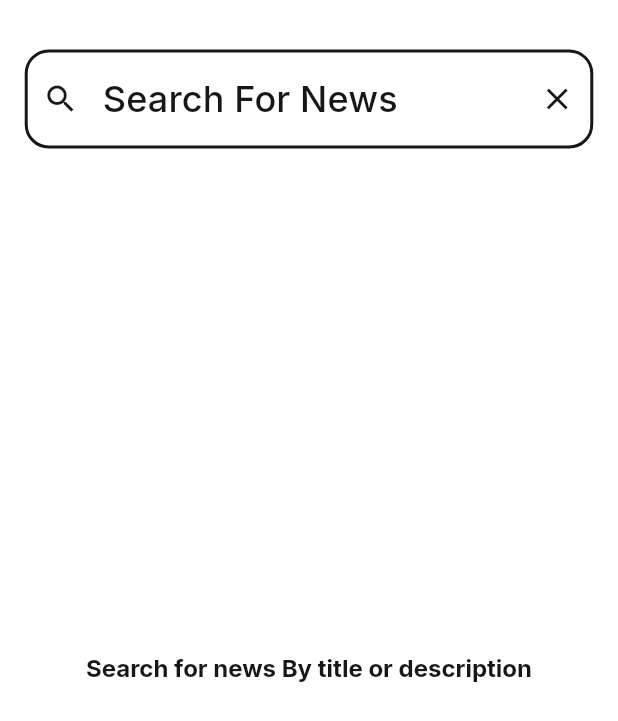
After one commit to khaledelnaghy/general_info, a Flutter app: the SearchView screen opened by its route, on a phone screen of 412 x 824 dp. The commit adds this screen. Shown: the top 721 px of the screen. Run offline on Flutter 3.47's test engine with Material 3 defaults, Android fonts, the phone set to English and light mode, and no system bars; our stand-ins replace cached_network_image, google_fonts, timeago, toggle_switch, webview_flutter; generated files the repository leaves out were written again.

Commit message:
add bottomsheet and webView package + functionality and search News

```diff
--- a/lib/feature/category/presentation/widget/category_fragment.dart
+++ b/lib/feature/category/presentation/widget/category_fragment.dart
@@ -8,11 +8,15 @@ import 'package:provider/provider.dart';
 import 'package:toggle_switch/toggle_switch.dart';
 
 class CategoryFragment extends StatelessWidget {
-  CategoryFragment({super.key, required this.onViewAllClicked});
+  CategoryFragment({
+    super.key,
+    required this.onViewAllClicked,
+  });
   // var categoriesList = CategoryModel.getCategoriesList(true);
 
   Function onViewAllClicked;
 
+// final News ?news;
   @override
   Widget build(BuildContext context) {
     var height = MediaQuery.of(context).size.height;
--- /dev/null
+++ b/lib/feature/search/presentation/view/search_view.dart
@@ -0,0 +1,130 @@
+import 'package:flutter/material.dart';
+import 'package:general_information/core/providers/search_view_model.dart';
+import 'package:general_information/feature/home/presentation/view/home_view.dart';
+import 'package:general_information/feature/news/presentation/view/news_item_view.dart';
+import 'package:provider/provider.dart';
+
+class SearchView extends StatefulWidget {
+  const SearchView({super.key});
+
+  static const String routeName = "Search";
+  @override
+  State<SearchView> createState() => _SearchViewState();
+}
+
+class _SearchViewState extends State<SearchView> {
+  SearchViewModel searchView = SearchViewModel();
+
+  @override
+  Widget build(BuildContext context) {
+    return ChangeNotifierProvider(
+      create: (_) => searchView,
+      child: Consumer<SearchViewModel>(builder: (context, viewModel, child) {
+        return Scaffold(
+          body: Padding(
+            padding: EdgeInsets.symmetric(
+              horizontal: MediaQuery.of(context).size.width * 0.04,
+              vertical: MediaQuery.of(context).size.height * 0.04,
+            ),
+            child: Column(
+              children: [
+                buildSearchFile(context, viewModel),
+                Expanded(
+                  child: buildContent(context, viewModel),
+                ),
+              ],
+            ),
+          ),
+        );
+      }),
+    );
+    // return ChangeNotifierProvider(
+    //   create: (_) => searchView,
+    //   child: Consumer<SearchViewModel>(builder: (context, viewModel, child) {
+    //     return Scaffold(
+    //       body: Padding(
+    //         padding: EdgeInsets.symmetric(
+    //           horizontal: MediaQuery.of(context).size.width * 0.04,
+    //           vertical: MediaQuery.of(context).size.height * 0.04,
+    //         ),
+    //         child: Column(
+    //           children: [
+    //             buildSearchFile(context, searchView),
+    //             Expanded(
+    //               child: buildContent(context, viewModel),
+    //             ),
+    //           ],
+    //         ),
+    //       ),
+    //     );
+    //   }),
+    // );
+  }
+
+  Widget buildContent(BuildContext context, SearchViewModel viewModel) {
+    if (viewModel.controller.text.isEmpty || viewModel.newsList == null) {
+      return buildMessage(context, "Search for news By title or description");
+    } else if (viewModel.errorMessage != null) {
+      return buildError(context, viewModel);
+    } else {
+      return ListView.builder(
+        itemBuilder: (context, index) => NewsItemView(
+          news: viewModel.newsList![index],
+        ),
+        itemCount: viewModel.newsList!.length,
+      );
+    }
+  }
+
+  Widget buildSearchFile(BuildContext context, SearchViewModel viewModel) {
+    return TextField(
+      controller: viewModel.controller,
+      onChanged: viewModel.onSearchChanged,
+      decoration: InputDecoration(
+        prefixIcon: Icon(
+          Icons.search_outlined,
+          color: Theme.of(context).indicatorColor,
+        ),
+        suffixIcon: IconButton(
+          onPressed: () {
+            viewModel.controller.clear();
+            viewModel.onSearchChanged("");
+            // Navigator.pop(context); // العودة بدلاً من الانتقال
+            Navigator.of(context).pushReplacementNamed(HomeView.routeName);
+          },
+          icon: Icon(
+            Icons.close,
+            color: Theme.of(context).indicatorColor,
+          ),
+        ),
+        hintText: "Search For News",
+        hintStyle: Theme.of(context).textTheme.labelLarge,
+        enabledBorder: OutlineInputBorder(
+          borderRadius: BorderRadius.circular(16),
+          borderSide: BorderSide(
+            width: 2,
+            color: Theme.of(context).indicatorColor,
+          ),
+        ),
+      ),
+    );
+  }
+
+  Widget buildMessage(BuildContext context, String message) {
+    return Center(
+      child: Text(
+        message,
+        style: Theme.of(context).textTheme.headlineLarge,
+      ),
+    );
+  }
+
+  Widget buildError(BuildContext context, SearchViewModel viewModel) {
+    return Center(
+      child: Text(
+        viewModel.errorMessage!,
+        style: Theme.of(context).textTheme.headlineLarge,
+      ),
+    );
+  }
+}
--- a/lib/main.dart
+++ b/lib/main.dart
@@ -3,6 +3,7 @@ import 'package:general_information/core/providers/app_lang_provider.dart';
 import 'package:general_information/core/providers/app_theme_provider.dart';
 import 'package:general_information/core/theme/app_theme.dart';
 import 'package:general_information/feature/home/presentation/view/home_view.dart';
+import 'package:general_information/feature/search/presentation/view/search_view.dart';
 import 'package:provider/provider.dart';
 import 'package:flutter_gen/gen_l10n/app_localizations.dart';
 
@@ -31,6 +32,7 @@ class GeneralInformation extends StatelessWidget {
       initialRoute: HomeView.routeName,
       routes: {
         HomeView.routeName: (context) => HomeView(),
+        SearchView.routeName: (context) => SearchView(),
       },
       theme: AppTheme.lightTheme,
       darkTheme: AppTheme.darkTheme,
--- a/pubspec.yaml
+++ b/pubspec.yaml
@@ -9,14 +9,14 @@ dependencies:
   cupertino_icons: ^1.0.8
   flutter:
     sdk: flutter
-  google_fonts: ^6.2.1
   flutter_localizations:
     sdk: flutter
+  google_fonts: ^6.2.1
   http: ^1.3.0
+  intl: any
+  provider: ^6.1.2
   timeago: ^3.7.0
   toggle_switch: ^2.3.0
-  intl: any
-  provider: ^6.1.2
   webview_flutter: ^4.10.0
 dev_dependencies:
   flutter_lints: ^5.0.0
```
Also changed, not shown: lib/core/apis/api_manger.dart (+52 -7 lines), lib/core/providers/search_view_model.dart (added, +94 -0 lines), lib/core/widget/news_bottom_sheet.dart (added, +77 -0 lines), lib/feature/home/presentation/view/home_view.dart (+15 -0 lines), lib/feature/news/presentation/view/news_web_view.dart (added, +114 -0 lines), lib/feature/news/presentation/widget/news_widget.dart (+69 -7 lines), lib/feature/category/presentation/widget/source_tab_widget.dart (line endings or trailing spaces), 1 other file.
